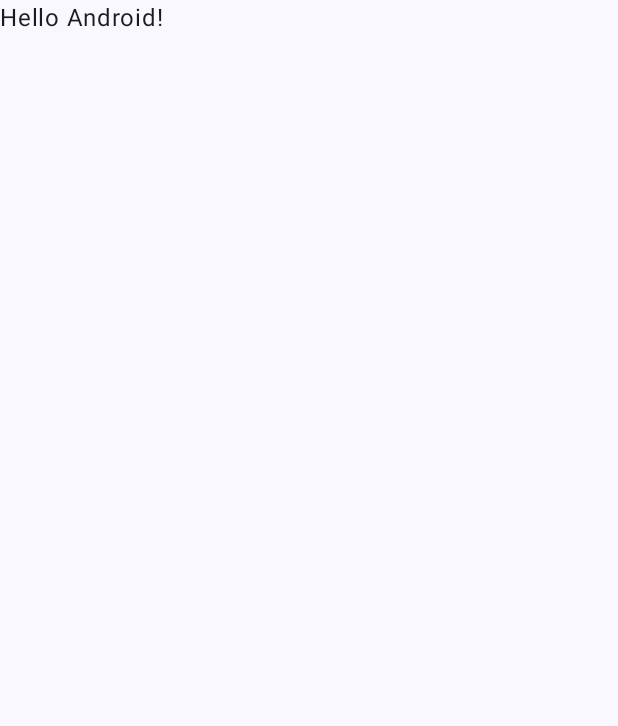
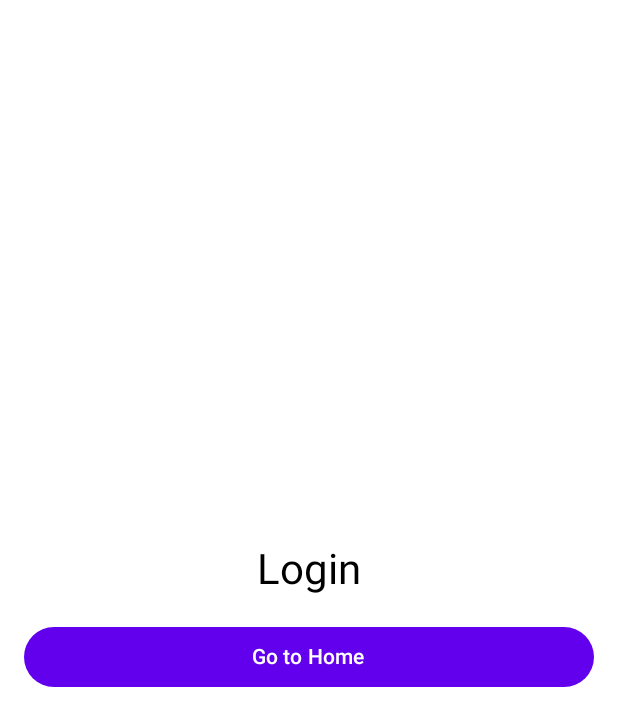
Before and after one commit to MilburnJ/FacialFeatures, an Android app built with Jetpack Compose: the screen it shows after launch (MainActivity), on a phone screen of 412 x 824 dp. Before the commit the part shown is almost empty. Shown: the top 726 px of the screen. Run offline under Robolectric (Android 15) with nearby library versions, the phone set to English and light mode, and no system bars.

Commit message:
set up navigation, basic login, and home page.

```diff
--- a/app/build.gradle.kts
+++ b/app/build.gradle.kts
@@ -6,7 +6,7 @@ plugins {
 
 android {
     namespace = "com.example.facialfeatures"
-    compileSdk = 34
+    compileSdk = 35
 
     defaultConfig {
         applicationId = "com.example.facialfeatures"
@@ -49,6 +49,7 @@ dependencies {
     implementation(libs.androidx.ui.graphics)
     implementation(libs.androidx.ui.tooling.preview)
     implementation(libs.androidx.material3)
+    implementation("androidx.navigation:navigation-compose:2.7.2")
     testImplementation(libs.junit)
     androidTestImplementation(libs.androidx.junit)
     androidTestImplementation(libs.androidx.espresso.core)
--- a/app/src/main/java/com/example/facialfeatures/MainActivity.kt
+++ b/app/src/main/java/com/example/facialfeatures/MainActivity.kt
@@ -3,45 +3,19 @@ package com.example.facialfeatures
 import android.os.Bundle
 import androidx.activity.ComponentActivity
 import androidx.activity.compose.setContent
-import androidx.activity.enableEdgeToEdge
-import androidx.compose.foundation.layout.fillMaxSize
-import androidx.compose.foundation.layout.padding
-import androidx.compose.material3.Scaffold
-import androidx.compose.material3.Text
-import androidx.compose.runtime.Composable
-import androidx.compose.ui.Modifier
-import androidx.compose.ui.tooling.preview.Preview
+import androidx.compose.material3.*
+import androidx.navigation.compose.rememberNavController
+import com.example.facialfeatures.navigation.AppNavGraph
 import com.example.facialfeatures.ui.theme.FacialFeaturesTheme
 
 class MainActivity : ComponentActivity() {
     override fun onCreate(savedInstanceState: Bundle?) {
         super.onCreate(savedInstanceState)
-        enableEdgeToEdge()
         setContent {
             FacialFeaturesTheme {
-                Scaffold(modifier = Modifier.fillMaxSize()) { innerPadding ->
-                    Greeting(
-                        name = "Android",
-                        modifier = Modifier.padding(innerPadding)
-                    )
-                }
+                val navController = rememberNavController()
+                AppNavGraph(navController = navController)
             }
         }
     }
 }
-
-@Composable
-fun Greeting(name: String, modifier: Modifier = Modifier) {
-    Text(
-        text = "Hello $name!",
-        modifier = modifier
-    )
-}
-
-@Preview(showBackground = true)
-@Composable
-fun GreetingPreview() {
-    FacialFeaturesTheme {
-        Greeting("Android")
-    }
-}
--- /dev/null
+++ b/app/src/main/java/com/example/facialfeatures/navigation/AppNavGraph.kt
@@ -0,0 +1,25 @@
+package com.example.facialfeatures.navigation
+
+import androidx.compose.runtime.Composable
+import androidx.navigation.NavHostController
+import androidx.navigation.compose.NavHost
+import androidx.navigation.compose.composable
+import com.example.facialfeatures.ui.screens.HomeScreen
+import com.example.facialfeatures.ui.screens.LoginScreen
+
+@Composable
+fun AppNavGraph(navController: NavHostController) {
+    NavHost(
+        navController = navController,
+        startDestination = "login"
+    ) {
+        composable("login") {
+            LoginScreen(onNavigateToHome = { navController.navigate("home") })
+        }
+        composable("home") {
+            HomeScreen() // Ensure HomeScreen exists and is properly implemented
+        }
+
+    }
+
+}
--- /dev/null
+++ b/app/src/main/java/com/example/facialfeatures/ui/screens/HomeScreen.kt
@@ -0,0 +1,30 @@
+package com.example.facialfeatures.ui.screens
+
+import androidx.compose.foundation.layout.*
+import androidx.compose.material3.*
+import androidx.compose.runtime.Composable
+import androidx.compose.ui.Alignment
+import androidx.compose.ui.Modifier
+import androidx.compose.ui.unit.dp
+
+@Composable
+fun HomeScreen() {
+    Scaffold(
+        modifier = Modifier.fillMaxSize(),
+        content = {
+            Column(
+                modifier = Modifier
+                    .fillMaxSize()
+                    .padding(16.dp),
+                horizontalAlignment = Alignment.CenterHorizontally,
+                verticalArrangement = Arrangement.Center
+            ) {
+                Text(text = "Welcome to the Home Page!", style = MaterialTheme.typography.headlineMedium)
+                Spacer(modifier = Modifier.height(16.dp))
+                Button(onClick = { /* Add more functionality here */ }) {
+                    Text("Do Something")
+                }
+            }
+        }
+    )
+}
--- /dev/null
+++ b/app/src/main/java/com/example/facialfeatures/ui/screens/LoginScreen.kt
@@ -0,0 +1,33 @@
+package com.example.facialfeatures.ui.screens
+
+import androidx.compose.foundation.layout.*
+import androidx.compose.material3.*
+import androidx.compose.runtime.Composable
+import androidx.compose.ui.Alignment
+import androidx.compose.ui.Modifier
+import androidx.compose.ui.unit.dp
+
+@Composable
+fun LoginScreen(onNavigateToHome: () -> Unit) {
+    Scaffold(
+        modifier = Modifier.fillMaxSize(),
+        content = {
+            Column(
+                modifier = Modifier
+                    .fillMaxSize()
+                    .padding(16.dp),
+                horizontalAlignment = Alignment.CenterHorizontally,
+                verticalArrangement = Arrangement.Center
+            ) {
+                Text(text = "Login", style = MaterialTheme.typography.headlineMedium)
+                Spacer(modifier = Modifier.height(16.dp))
+                Button(
+                    onClick = onNavigateToHome,
+                    modifier = Modifier.fillMaxWidth()
+                ) {
+                    Text("Go to Home")
+                }
+            }
+        }
+    )
+}
--- a/app/src/main/java/com/example/facialfeatures/ui/theme/Color.kt
+++ /dev/null
@@ -1,11 +0,0 @@
-package com.example.facialfeatures.ui.theme
-
-import androidx.compose.ui.graphics.Color
-
-val Purple80 = Color(0xFFD0BCFF)
-val PurpleGrey80 = Color(0xFFCCC2DC)
-val Pink80 = Color(0xFFEFB8C8)
-
-val Purple40 = Color(0xFF6650a4)
-val PurpleGrey40 = Color(0xFF625b71)
-val Pink40 = Color(0xFF7D5260)
--- /dev/null
+++ b/app/src/main/java/com/example/facialfeatures/ui/theme/Shapes.kt
@@ -0,0 +1,11 @@
+package com.example.facialfeatures.ui.theme
+
+import androidx.compose.foundation.shape.RoundedCornerShape
+import androidx.compose.material3.Shapes
+import androidx.compose.ui.unit.dp
+
+val Shapes = Shapes(
+    small = RoundedCornerShape(4.dp),
+    medium = RoundedCornerShape(8.dp),
+    large = RoundedCornerShape(16.dp)
+)
--- a/app/src/main/java/com/example/facialfeatures/ui/theme/Theme.kt
+++ b/app/src/main/java/com/example/facialfeatures/ui/theme/Theme.kt
@@ -1,58 +1,43 @@
 package com.example.facialfeatures.ui.theme
 
-import android.app.Activity
-import android.os.Build
 import androidx.compose.foundation.isSystemInDarkTheme
-import androidx.compose.material3.MaterialTheme
-import androidx.compose.material3.darkColorScheme
-import androidx.compose.material3.dynamicDarkColorScheme
-import androidx.compose.material3.dynamicLightColorScheme
-import androidx.compose.material3.lightColorScheme
+import androidx.compose.ui.graphics.Color
+import androidx.compose.material3.*
 import androidx.compose.runtime.Composable
-import androidx.compose.ui.platform.LocalContext
+
+private val LightColorScheme = lightColorScheme(
+    primary = Color(0xFF6200EE),
+    secondary = Color(0xFF03DAC5),
+    background = Color(0xFFFFFFFF),
+    surface = Color(0xFFFFFFFF),
+    onPrimary = Color.White,
+    onSecondary = Color.Black,
+    onBackground = Color.Black,
+    onSurface = Color.Black
+)
 
 private val DarkColorScheme = darkColorScheme(
-    primary = Purple80,
-    secondary = PurpleGrey80,
-    tertiary = Pink80
-)
-
-private val LightColorScheme = lightColorScheme(
-    primary = Purple40,
-    secondary = PurpleGrey40,
-    tertiary = Pink40
-
-    /* Other default colors to override
-    background = Color(0xFFFFFBFE),
-    surface = Color(0xFFFFFBFE),
-    onPrimary = Color.White,
-    onSecondary = Color.White,
-    onTertiary = Color.White,
-    onBackground = Color(0xFF1C1B1F),
-    onSurface = Color(0xFF1C1B1F),
-    */
+    primary = Color(0xFFBB86FC),
+    secondary = Color(0xFF03DAC5),
+    background = Color(0xFF121212),
+    surface = Color(0xFF121212),
+    onPrimary = Color.Black,
+    onSecondary = Color.Black,
+    onBackground = Color.White,
+    onSurface = Color.White
 )
 
 @Composable
 fun FacialFeaturesTheme(
     darkTheme: Boolean = isSystemInDarkTheme(),
-    // Dynamic color is available on Android 12+
-    dynamicColor: Boolean = true,
     content: @Composable () -> Unit
 ) {
-    val colorScheme = when {
-        dynamicColor && Build.VERSION.SDK_INT >= Build.VERSION_CODES.S -> {
-            val context = LocalContext.current
-            if (darkTheme) dynamicDarkColorScheme(context) else dynamicLightColorScheme(context)
-        }
-
-        darkTheme -> DarkColorScheme
-        else -> LightColorScheme
-    }
+    val colors = if (darkTheme) DarkColorScheme else LightColorScheme
 
     MaterialTheme(
-        colorScheme = colorScheme,
+        colorScheme = colors,
         typography = Typography,
+        shapes = Shapes,
         content = content
     )
 }
--- a/app/src/main/java/com/example/facialfeatures/ui/theme/Type.kt
+++ /dev/null
@@ -1,34 +0,0 @@
-package com.example.facialfeatures.ui.theme
-
-import androidx.compose.material3.Typography
-import androidx.compose.ui.text.TextStyle
-import androidx.compose.ui.text.font.FontFamily
-import androidx.compose.ui.text.font.FontWeight
-import androidx.compose.ui.unit.sp
-
-// Set of Material typography styles to start with
-val Typography = Typography(
-    bodyLarge = TextStyle(
-        fontFamily = FontFamily.Default,
-        fontWeight = FontWeight.Normal,
-        fontSize = 16.sp,
-        lineHeight = 24.sp,
-        letterSpacing = 0.5.sp
-    )
-    /* Other default text styles to override
-    titleLarge = TextStyle(
-        fontFamily = FontFamily.Default,
-        fontWeight = FontWeight.Normal,
-        fontSize = 22.sp,
-        lineHeight = 28.sp,
-        letterSpacing = 0.sp
-    ),
-    labelSmall = TextStyle(
-        fontFamily = FontFamily.Default,
-        fontWeight = FontWeight.Medium,
-        fontSize = 11.sp,
-        lineHeight = 16.sp,
-        letterSpacing = 0.5.sp
-    )
-    */
-)
--- /dev/null
+++ b/app/src/main/java/com/example/facialfeatures/ui/theme/Typograpy.kt
@@ -0,0 +1,6 @@
+package com.example.facialfeatures.ui.theme
+
+import androidx.compose.material3.Typography
+
+// Set of Material typography styles
+val Typography = Typography()
```
Also changed, not shown: build.gradle.kts (line endings or trailing spaces).
